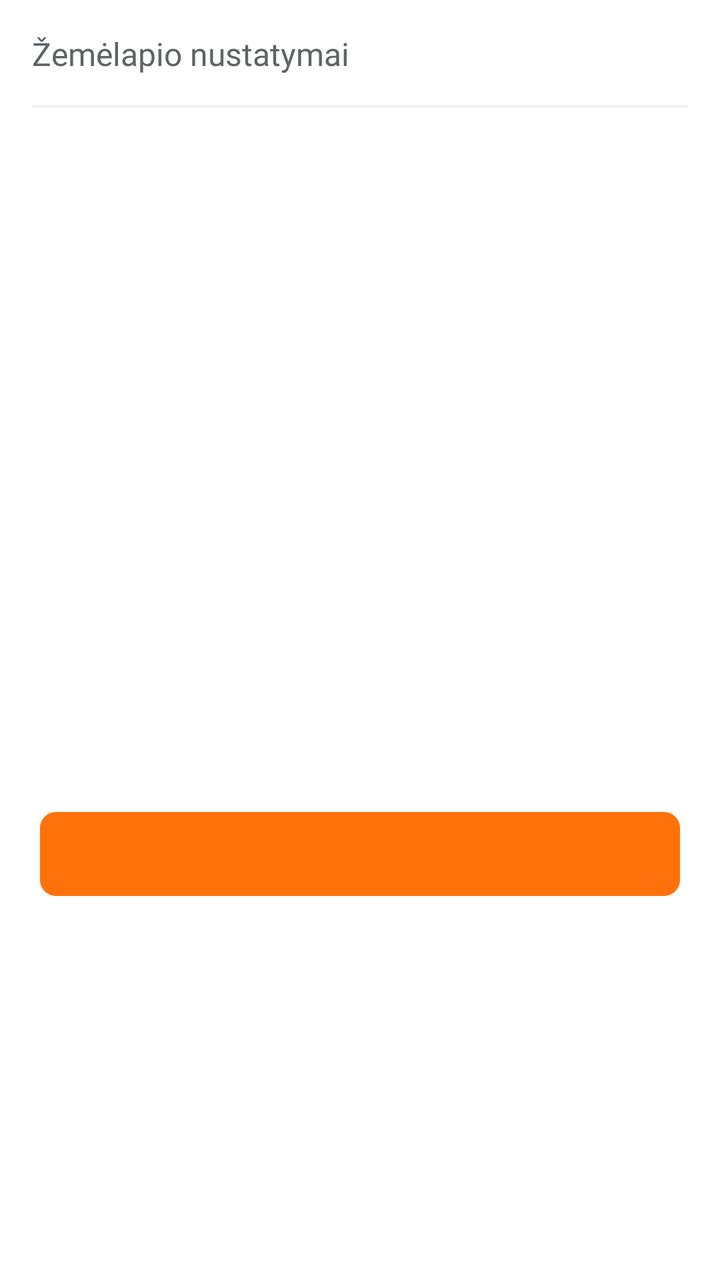
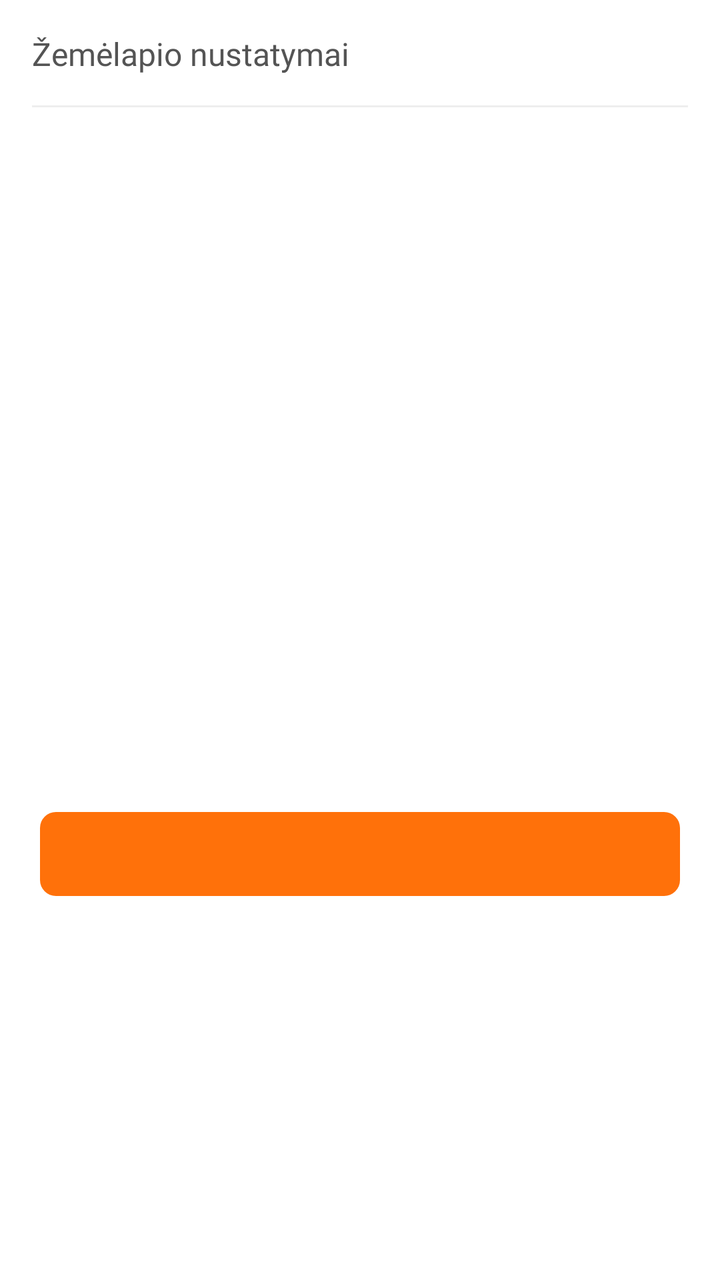

Screens rendered from an Android XML layout before and after an edit, with the pre-edit source and the edit as a unified diff.
<!-- AndroidManifest.xml: application theme AppTheme -->
<!-- res/layout/dialog_filters_confirmation.xml -->
<?xml version="1.0" encoding="utf-8"?>
<layout xmlns:android="http://schemas.android.com/apk/res/android"
    xmlns:app="http://schemas.android.com/apk/res-auto">

    <data>

        <variable
            name="buttonText"
            type="String" />
    </data>

    <androidx.constraintlayout.widget.ConstraintLayout
        android:layout_width="match_parent"
        android:layout_height="wrap_content"
        android:background="@drawable/bg_map_action_sheet"
        android:paddingBottom="@dimen/padding_extra_large">

        <TextView
            android:id="@+id/label"
            style="@style/RobotoMediumStyle.Medium"
            android:layout_width="wrap_content"
            android:layout_height="wrap_content"
            android:padding="@dimen/margin_large"
            android:text="@string/label_map_filters"
            android:textColor="@color/navigation_gray"
            app:layout_constraintStart_toStartOf="parent"
            app:layout_constraintTop_toTopOf="parent" />

        <View
            android:id="@+id/divider"
            android:layout_width="0dp"
            android:layout_height="@dimen/size_divider_height"
            android:layout_marginStart="@dimen/padding_large"
            android:layout_marginTop="@dimen/padding_large"
            android:layout_marginEnd="@dimen/padding_large"
            android:background="@color/horizontal_divider"
            app:layout_constraintBottom_toBottomOf="@id/label"
            app:layout_constraintEnd_toEndOf="parent"
            app:layout_constraintStart_toStartOf="parent" />

        <androidx.recyclerview.widget.RecyclerView
            android:id="@+id/items"
            android:layout_width="match_parent"
            android:layout_height="wrap_content"
            app:layoutManager="androidx.recyclerview.widget.LinearLayoutManager"
            app:layout_constraintBottom_toTopOf="@id/accept"
            app:layout_constraintTop_toBottomOf="@id/divider" />

        <Button
            android:id="@+id/accept"
            style="?android:attr/borderlessButtonStyle"
            android:layout_width="0dp"
            android:layout_height="wrap_content"
            android:layout_marginStart="@dimen/padding_large"
            android:layout_marginTop="@dimen/padding_large"
            android:layout_marginEnd="@dimen/padding_large"
            android:background="@drawable/button_green_background"
            android:text="@{buttonText}"
            android:textColor="@android:color/white"
            app:layout_constraintBottom_toBottomOf="parent"
            app:layout_constraintEnd_toEndOf="parent"
            app:layout_constraintStart_toStartOf="parent"
            app:layout_constraintTop_toBottomOf="@id/items" />

    </androidx.constraintlayout.widget.ConstraintLayout>

</layout>
<!-- resources referenced by this layout -->
<resources>
  <color name="horizontal_divider">#eeeeee</color>
  <color name="navigation_gray">#5f6368</color>
  <dimen name="margin_large">16dp</dimen>
  <dimen name="padding_extra_large">24dp</dimen>
  <dimen name="padding_large">16dp</dimen>
  <dimen name="size_divider_height">1dp</dimen>
  <!-- drawable bg_map_action_sheet (drawable) -->
  <?xml version="1.0" encoding="utf-8"?>
  <shape android:shape="rectangle"
      xmlns:android="http://schemas.android.com/apk/res/android" >
  
      <solid android:color="@android:color/white"/>
  
      <corners android:topLeftRadius="@dimen/margin_medium"
          android:topRightRadius="@dimen/margin_medium"/>
  
  </shape>
  <!-- drawable button_green_background (drawable) -->
  <?xml version="1.0" encoding="utf-8"?>
  <inset xmlns:android="http://schemas.android.com/apk/res/android"
      android:insetLeft="@dimen/inset_small"
      android:insetTop="@dimen/inset_small"
      android:insetRight="@dimen/inset_small"
      android:insetBottom="@dimen/inset_very_small">
      <shape android:shape="rectangle">
          <corners android:radius="@dimen/dialog_corner_radius" />
          <solid android:color="@color/colorAccent" />
          <padding
              android:bottom="@dimen/padding_medium"
              android:left="@dimen/padding_medium"
              android:right="@dimen/padding_medium"
              android:top="@dimen/padding_medium" />
      </shape>
  </inset>
  <string name="label_map_filters">Žemėlapio nustatymai</string>
  <style name="RobotoMediumStyle.Medium">
          <item name="android:textSize">16sp</item>
      </style>
  <style name="AppTheme" parent="Theme.AppCompat.Light.NoActionBar">
          <item name="colorPrimary">@color/colorPrimary</item>
          <item name="colorPrimaryDark">@color/colorPrimaryDark</item>
          <item name="colorAccent">@color/colorAccent</item>
          <item name="android:statusBarColor">@android:color/transparent</item>
          <item name="android:windowBackground">@color/colorPrimary</item>
          <item name="colorControlHighlight">@color/greenRipple</item>
          <item name="android:windowDrawsSystemBarBackgrounds">false</item>
      </style>
  <dimen name="margin_medium">8dp</dimen>
  <dimen name="inset_small">4dp</dimen>
  <dimen name="inset_very_small">2dp</dimen>
  <dimen name="dialog_corner_radius">8dp</dimen>
  <color name="colorAccent">#FF710A</color>
  <dimen name="padding_medium">8dp</dimen>
  <color name="colorPrimary">@android:color/white</color>
  <color name="colorPrimaryDark">@android:color/white</color>
  <color name="greenRipple">#42ff710a</color>
</resources>

<!-- the commit's change to res/layout/dialog_filters_confirmation.xml (unified diff, before → after) -->
@@ -42,6 +42,7 @@
             android:id="@+id/items"
             android:layout_width="match_parent"
             android:layout_height="wrap_content"
+            android:maxHeight="400dp"
             app:layoutManager="androidx.recyclerview.widget.LinearLayoutManager"
             app:layout_constraintBottom_toTopOf="@id/accept"
             app:layout_constraintTop_toBottomOf="@id/divider" />
<!-- resource entries referenced after the edit -->
@@ -1,7 +1,7 @@
 <!-- resources referenced by this layout -->
 <resources>
   <color name="horizontal_divider">#eeeeee</color>
-  <color name="navigation_gray">#5f6368</color>
+  <color name="navigation_gray">#545454</color>
   <dimen name="margin_large">16dp</dimen>
   <dimen name="padding_extra_large">24dp</dimen>
   <dimen name="padding_large">16dp</dimen>
